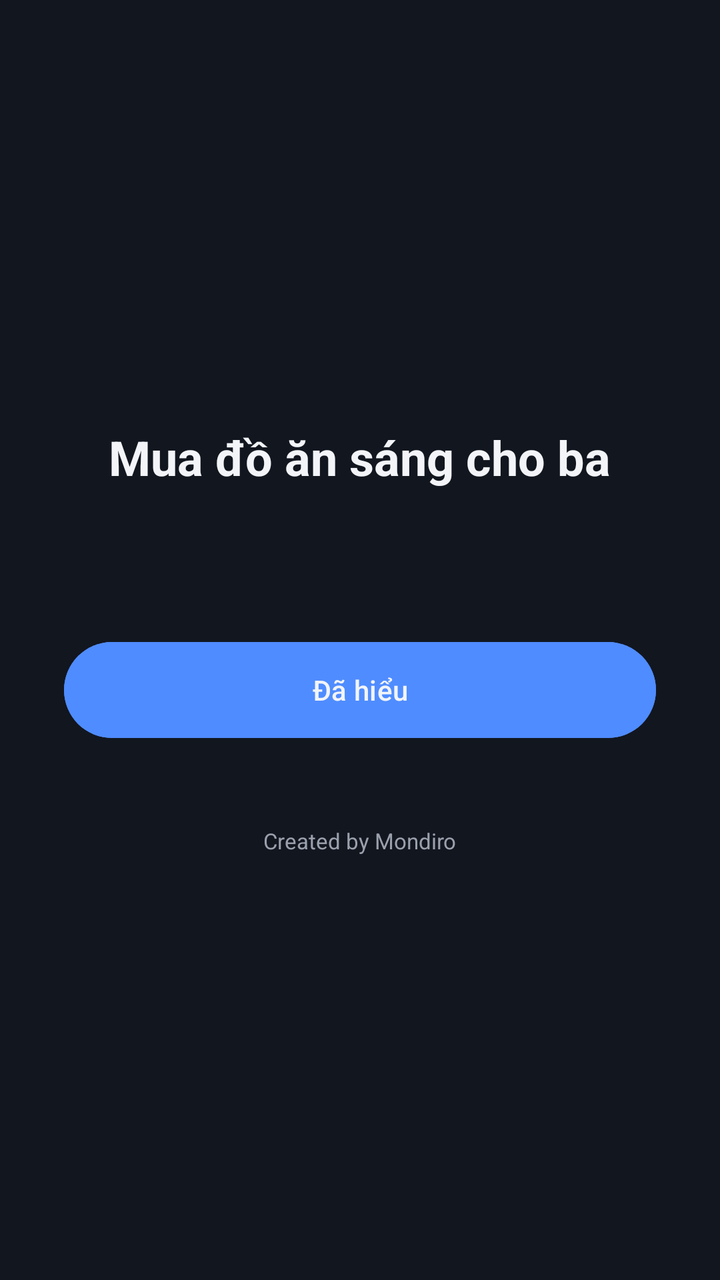
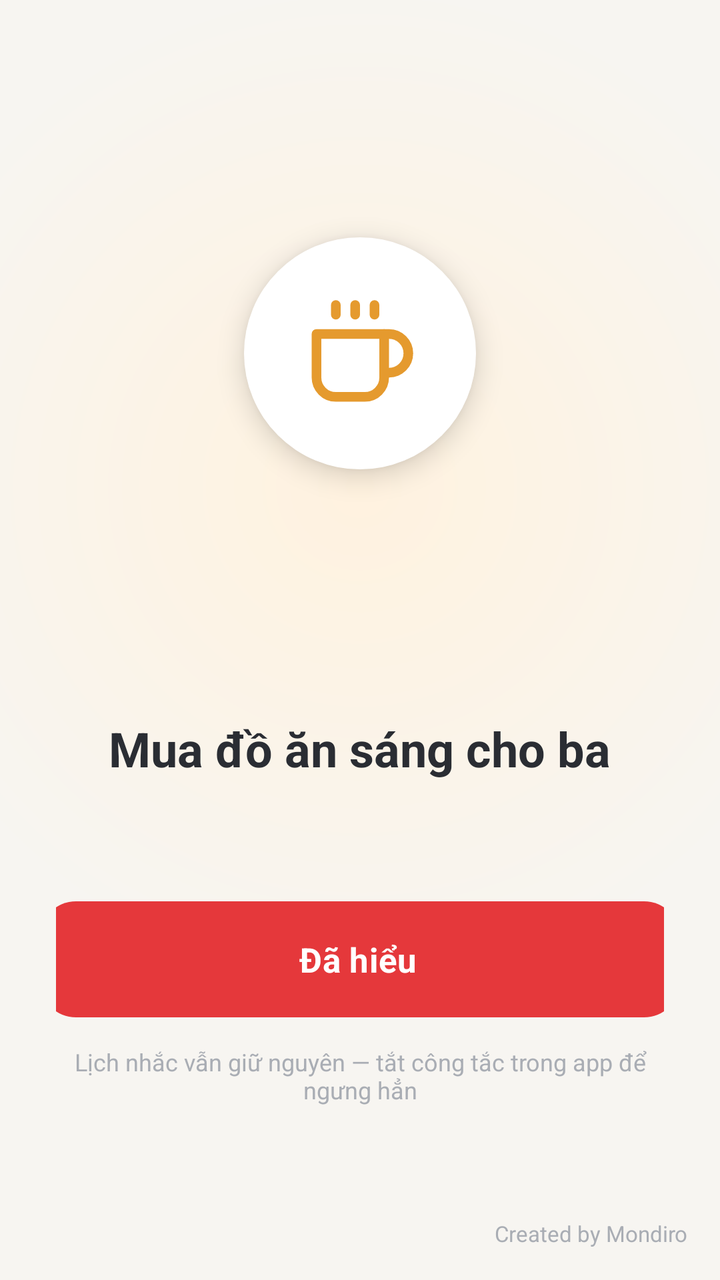

Compare the two renders of this Android layout. The source of the first and the diff that turns it into the second are given below.
<!-- AndroidManifest.xml: activity theme Theme.TimerAlarm.FullScreenAlarm -->
<!-- res/layout/activity_full_screen_alarm.xml -->
<?xml version="1.0" encoding="utf-8"?>
<LinearLayout xmlns:android="http://schemas.android.com/apk/res/android"
    android:layout_width="match_parent"
    android:layout_height="match_parent"
    android:background="@color/bg_main"
    android:orientation="vertical"
    android:gravity="center"
    android:padding="32dp">

    <TextView
        android:id="@+id/tvAlarmTitle"
        android:layout_width="wrap_content"
        android:layout_height="wrap_content"
        android:text="@string/breakfast_title"
        android:textColor="@color/text_primary"
        android:textSize="24sp"
        android:textStyle="bold"
        android:gravity="center"
        android:layout_marginBottom="12dp" />

    <TextView
        android:id="@+id/tvAlarmSubtitle"
        android:layout_width="wrap_content"
        android:layout_height="wrap_content"
        android:textColor="@color/text_dim"
        android:textSize="15sp"
        android:gravity="center"
        android:layout_marginBottom="40dp" />

    <Button
        android:id="@+id/btnDismiss"
        android:layout_width="match_parent"
        android:layout_height="56dp"
        android:text="@string/btn_dismiss"
        android:backgroundTint="@color/accent"
        android:textColor="@color/text_primary" />

    <TextView
        android:layout_width="wrap_content"
        android:layout_height="wrap_content"
        android:text="@string/watermark"
        android:textColor="@color/text_dim"
        android:textSize="11sp"
        android:layout_marginTop="40dp" />

</LinearLayout>
<!-- resources referenced by this layout -->
<resources>
  <color name="accent">#4F8CFF</color>
  <color name="bg_main">#12161F</color>
  <color name="text_dim">#9AA0AC</color>
  <color name="text_primary">#F2F4F8</color>
  <style name="Theme.TimerAlarm" parent="Theme.Material3.DayNight.NoActionBar">
          <item name="colorPrimary">@color/accent</item>
          <item name="android:windowBackground">@color/bg_main</item>
      </style>
  <!-- unchanged entries left out for length: 4 -->
</resources>

<!-- the commit's change to res/layout/activity_full_screen_alarm.xml (unified diff, before → after) -->
@@ -1,46 +1,117 @@
 <?xml version="1.0" encoding="utf-8"?>
-<LinearLayout xmlns:android="http://schemas.android.com/apk/res/android"
+<FrameLayout xmlns:android="http://schemas.android.com/apk/res/android"
+    xmlns:app="http://schemas.android.com/apk/res-auto"
+    android:id="@+id/alarmRoot"
     android:layout_width="match_parent"
     android:layout_height="match_parent"
-    android:background="@color/bg_main"
-    android:orientation="vertical"
-    android:gravity="center"
-    android:padding="32dp">
+    android:background="@drawable/bg_alarm_breakfast">
 
-    <TextView
-        android:id="@+id/tvAlarmTitle"
-        android:layout_width="wrap_content"
+    <LinearLayout
+        android:layout_width="match_parent"
         android:layout_height="wrap_content"
-        android:text="@string/breakfast_title"
-        android:textColor="@color/text_primary"
-        android:textSize="24sp"
-        android:textStyle="bold"
-        android:gravity="center"
-        android:layout_marginBottom="12dp" />
+        android:layout_gravity="center"
+        android:gravity="center_horizontal"
+        android:orientation="vertical"
+        android:paddingStart="28dp"
+        android:paddingEnd="28dp">
 
-    <TextView
-        android:id="@+id/tvAlarmSubtitle"
-        android:layout_width="wrap_content"
-        android:layout_height="wrap_content"
-        android:textColor="@color/text_dim"
-        android:textSize="15sp"
-        android:gravity="center"
-        android:layout_marginBottom="40dp" />
+        <FrameLayout
+            android:layout_width="180dp"
+            android:layout_height="180dp"
+            android:layout_marginBottom="20dp"
+            android:clipChildren="false">
 
-    <Button
-        android:id="@+id/btnDismiss"
-        android:layout_width="match_parent"
-        android:layout_height="56dp"
-        android:text="@string/btn_dismiss"
-        android:backgroundTint="@color/accent"
-        android:textColor="@color/text_primary" />
+            <View
+                android:id="@+id/pulse1"
+                android:layout_width="130dp"
+                android:layout_height="130dp"
+                android:layout_gravity="center"
+                android:alpha="0"
+                android:background="@drawable/bg_pulse_peach" />
+
+            <View
+                android:id="@+id/pulse2"
+                android:layout_width="130dp"
+                android:layout_height="130dp"
+                android:layout_gravity="center"
+                android:alpha="0"
+                android:background="@drawable/bg_pulse_peach" />
+
+            <FrameLayout
+                android:layout_width="116dp"
+                android:layout_height="116dp"
+                android:layout_gravity="center"
+                android:background="@drawable/bg_core"
+                android:elevation="8dp">
+
+                <ImageView
+                    android:id="@+id/ivAlarmIcon"
+                    android:layout_width="58dp"
+                    android:layout_height="58dp"
+                    android:layout_gravity="center"
+                    android:importantForAccessibility="no"
+                    android:src="@drawable/ic_cup"
+                    app:tint="@color/peach_ink" />
+            </FrameLayout>
+        </FrameLayout>
+
+        <TextView
+            android:id="@+id/tvAlarmClock"
+            android:layout_width="wrap_content"
+            android:layout_height="wrap_content"
+            android:fontFamily="sans-serif-light"
+            android:fontFeatureSettings="tnum"
+            android:letterSpacing="0.03"
+            android:textColor="@color/text_primary"
+            android:textSize="52sp" />
+
+        <TextView
+            android:id="@+id/tvAlarmTitle"
+            android:layout_width="wrap_content"
+            android:layout_height="wrap_content"
+            android:layout_marginTop="2dp"
+            android:gravity="center"
+            android:text="@string/breakfast_title"
+            android:textColor="@color/text_primary"
+            android:textSize="24sp"
+            android:textStyle="bold" />
+
+        <TextView
+            android:id="@+id/tvAlarmSubtitle"
+            android:layout_width="wrap_content"
+            android:layout_height="wrap_content"
+            android:layout_marginTop="8dp"
+            android:layout_marginBottom="32dp"
+            android:gravity="center"
+            android:maxWidth="320dp"
+            android:textColor="@color/text_dim"
+            android:textSize="15sp" />
+
+        <com.google.android.material.button.MaterialButton
+            android:id="@+id/btnDismiss"
+            style="@style/Mondiro.Button.Primary"
+            android:layout_width="320dp"
+            android:layout_height="58dp"
+            android:text="@string/btn_dismiss"
+            android:textSize="17sp"
+            app:cornerRadius="18dp" />
+
+        <TextView
+            android:layout_width="wrap_content"
+            android:layout_height="wrap_content"
+            android:layout_marginTop="14dp"
+            android:gravity="center"
+            android:text="@string/alarm_hint"
+            android:textColor="@color/text_faint"
+            android:textSize="12sp" />
+    </LinearLayout>
 
     <TextView
         android:layout_width="wrap_content"
         android:layout_height="wrap_content"
+        android:layout_gravity="bottom|end"
+        android:padding="16dp"
         android:text="@string/watermark"
-        android:textColor="@color/text_dim"
-        android:textSize="11sp"
-        android:layout_marginTop="40dp" />
-
-</LinearLayout>
+        android:textColor="@color/text_faint"
+        android:textSize="11sp" />
+</FrameLayout>
<!-- resource entries referenced after the edit -->
@@ -1,13 +1,89 @@
 <!-- resources referenced by this layout -->
 <resources>
-  <color name="accent">#4F8CFF</color>
-  <color name="bg_main">#12161F</color>
-  <color name="text_dim">#9AA0AC</color>
-  <color name="text_primary">#F2F4F8</color>
-  <style name="Theme.TimerAlarm" parent="Theme.Material3.DayNight.NoActionBar">
-          <item name="colorPrimary">@color/accent</item>
+  <color name="peach_ink">#E59A2E</color>
+  <color name="bg_main">#F7F5F1</color>
+  <color name="card">#FFFFFF</color>
+  <style name="Mondiro.Button.Secondary" parent="Widget.Material3.Button.UnelevatedButton">
+          <item name="android:layout_height">48dp</item>
+          <item name="android:insetTop">0dp</item>
+          <item name="android:insetBottom">0dp</item>
+          <item name="android:minHeight">44dp</item>
+          <item name="android:paddingStart">16dp</item>
+          <item name="android:paddingEnd">18dp</item>
+          <item name="android:textAllCaps">false</item>
+          <item name="android:textSize">14sp</item>
+          <item name="android:textStyle">bold</item>
+          <item name="android:textColor">@color/text_primary</item>
+          <item name="backgroundTint">@color/soft</item>
+          <item name="strokeColor">@color/line</item>
+          <item name="strokeWidth">1dp</item>
+          <item name="cornerRadius">12dp</item>
+          <item name="iconTint">@color/text_primary</item>
+          <item name="iconSize">18dp</item>
+          <item name="iconPadding">8dp</item>
+          <item name="rippleColor">@color/ripple_red</item>
+          <item name="android:stateListAnimator">@animator/press_scale</item>
+      </style>
+  <color name="red">#E5383B</color>
+  <color name="text_dim">#8A8F98</color>
+  <color name="text_faint">#A9ADB4</color>
+  <color name="text_primary">#2A2D33</color>
+  <!-- drawable bg_alarm_breakfast (drawable) -->
+  <?xml version="1.0" encoding="utf-8"?>
+  <shape xmlns:android="http://schemas.android.com/apk/res/android">
+      <gradient android:type="radial" android:gradientRadius="70%p" android:centerX="0.5" android:centerY="0.38"
+          android:startColor="#FFF2DF" android:endColor="@color/bg_main" />
+  </shape>
+  <!-- drawable bg_core (drawable) -->
+  <?xml version="1.0" encoding="utf-8"?>
+  <shape xmlns:android="http://schemas.android.com/apk/res/android" android:shape="oval">
+      <solid android:color="@color/card" />
+      
+      
+  </shape>
+  <!-- drawable bg_pulse_peach (drawable) -->
+  <?xml version="1.0" encoding="utf-8"?>
+  <shape xmlns:android="http://schemas.android.com/apk/res/android" android:shape="oval">
+      <solid android:color="@color/peach_ink" />
+      
+      
+  </shape>
+  <!-- drawable ic_cup (drawable) -->
+  <?xml version="1.0" encoding="utf-8"?>
+  <vector xmlns:android="http://schemas.android.com/apk/res/android" android:width="24dp" android:height="24dp" android:viewportWidth="24" android:viewportHeight="24">
+      <path android:pathData="M17,8h1a4,4 0,0 1,0 8h-1" android:strokeColor="#FFFFFF" android:strokeWidth="2" android:strokeLineCap="round" android:strokeLineJoin="round" android:fillColor="#00000000" />
+      <path android:pathData="M3,8h14v9a4,4 0,0 1,-4 4H7a4,4 0,0 1,-4 -4z" android:strokeColor="#FFFFFF" android:strokeWidth="2" android:strokeLineCap="round" android:strokeLineJoin="round" android:fillColor="#00000000" />
+      <path android:pathData="M7,2v2M11,2v2M15,2v2" android:strokeColor="#FFFFFF" android:strokeWidth="2" android:strokeLineCap="round" android:strokeLineJoin="round" android:fillColor="#00000000" />
+  </vector>
+  <string name="alarm_hint">Lịch nhắc vẫn giữ nguyên — tắt công tắc trong app để ngưng hẳn</string>
+  <style name="Mondiro.Button.Primary" parent="Mondiro.Button.Secondary">
+          <item name="android:layout_height">52dp</item>
+          <item name="android:textColor">@android:color/white</item>
+          <item name="backgroundTint">@color/red</item>
+          <item name="strokeWidth">0dp</item>
+          <item name="iconTint">@android:color/white</item>
+          <item name="rippleColor">#55FFFFFF</item>
+      </style>
+  <style name="Theme.TimerAlarm" parent="Theme.Material3.Light.NoActionBar">
+          <item name="colorPrimary">@color/red</item>
+          <item name="colorOnPrimary">@android:color/white</item>
+          <item name="colorPrimaryContainer">@color/red_soft</item>
+          <item name="colorSecondary">@color/green</item>
+          <item name="colorSurface">@color/card</item>
+          <item name="colorOnSurface">@color/text_primary</item>
+          <item name="colorOutline">#D9D3CA</item>
+          <item name="android:colorBackground">@color/bg_main</item>
           <item name="android:windowBackground">@color/bg_main</item>
+          <item name="android:statusBarColor">@color/bg_main</item>
+          <item name="android:navigationBarColor">@color/bg_main</item>
+          <item name="android:windowLightStatusBar">true</item>
+          <item name="android:fontFamily">sans-serif</item>
       </style>
+  <color name="soft">#F2EEE8</color>
+  <color name="line">#ECE7DF</color>
+  <color name="ripple_red">#22E5383B</color>
+  <color name="red_soft">#FDECEC</color>
+  <color name="green">#2EAE5B</color>
   <!-- unchanged entries left out for length: 4 -->
 </resources>
 
